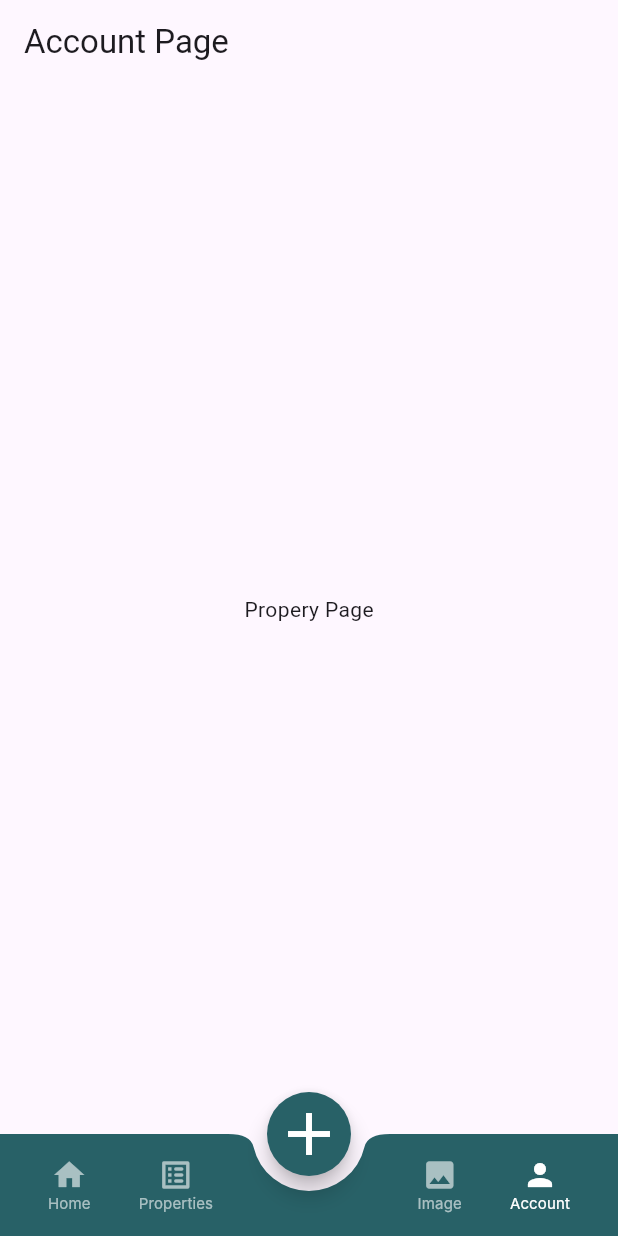
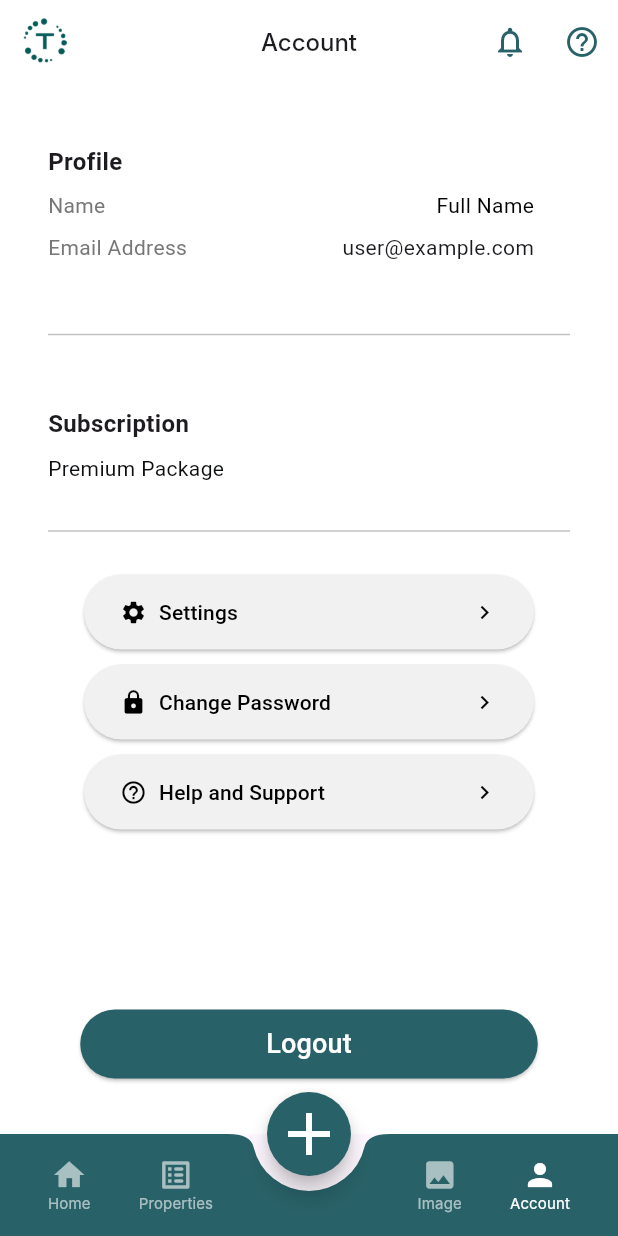
Before and after one commit to TaurgoUAT/taurgo-developement, a Flutter app: the screen it shows after launch, item 2 of the bottom bar chosen, after a tap on "Account", on a phone screen of 412 x 824 dp. Run offline on Flutter 3.47's test engine with Material 3 defaults, Android fonts, the light colour scheme and no system bars; Roboto replaces fonts that are missing (Inter).

Commit message:
Account Page is Implemented with Hard Coded Values

```diff
--- a/taurgo_developement/lib/costants/AppColors.dart
+++ b/taurgo_developement/lib/costants/AppColors.dart
@@ -5,8 +5,12 @@ const kPrimaryColor = Color(0xFF286167);
 const kButtonColour = Color(0xFFF19447);
 
 
+const kSecondaryButtonColor = Color(0xFFF1F1F1);
+
+const kSecondaryButtonTextColor = Color(0xFF000000);
 const kSecondaryTextColour = Color(0xff6C757D);
-const kPrimaryTextColour = Color(0xff4F4846);
+const kPrimaryTextColour = Color(0xff0E0F11);
+
 const kPrimaryLightColor = Color(0xFFddb892);
 const kSecondaryLightColor = Color(0xFFb08968);
 const iconColor = Color(0xFFF4ECE5);
--- a/taurgo_developement/lib/main.dart
+++ b/taurgo_developement/lib/main.dart
@@ -12,7 +12,7 @@ class MyApp extends StatelessWidget {
   @override
   Widget build(BuildContext context) {
     return MaterialApp(
-      title: 'Flutter Demo',
+      title: 'Taurgo',
       // home: const LandingPage(),
       home: const Homepage(),
     );
--- a/taurgo_developement/lib/pages/navpages/accountPage.dart
+++ b/taurgo_developement/lib/pages/navpages/accountPage.dart
@@ -1,5 +1,13 @@
+import 'package:flutter/material.dart';
+import 'package:taurgo_developement/pages/navpages/accountPageComponents/bottom_nav_bar.dart';
+import 'package:taurgo_developement/pages/navpages/accountPageComponents/change_password_button.dart';
+import 'package:taurgo_developement/pages/navpages/accountPageComponents/help_support_button.dart';
+import 'package:taurgo_developement/pages/navpages/accountPageComponents/profile_section.dart';
+import 'package:taurgo_developement/pages/navpages/accountPageComponents/setting_button.dart';
+import 'package:taurgo_developement/pages/navpages/accountPageComponents/susbcribtion_section.dart';
+import 'package:taurgo_developement/costants/AppColors.dart';
 
-import 'package:flutter/material.dart';
+
 
 class AccountPage extends StatefulWidget {
   const AccountPage({super.key});
@@ -12,9 +20,79 @@ class _AccountPageState extends State<AccountPage> {
   @override
   Widget build(BuildContext context) {
     return Scaffold(
-      appBar: AppBar(title: Text("Account Page"),),
-      body: Center(
-        child: Text("Propery Page"),
+      appBar: AppBar(
+        title: Text('Account', style: TextStyle(
+          fontSize: 16,
+          fontWeight: FontWeight.w500,
+          fontFamily: "Inter",
+        ),),
+        centerTitle: true,
+        backgroundColor: bWhite,
+        leading: Padding(
+          padding: const EdgeInsets.all(8.0),
+          child: Image.asset(
+              'assets/logo/Taurgo Logo.png'), // Path to your company icon
+        ),
+        actions: [
+          IconButton(
+            icon: Icon(Icons.notifications_none,color: kPrimaryColor,),
+            onPressed: () {},
+          ),
+          IconButton(
+            icon: Icon(Icons.help_outline, color: kPrimaryColor,),
+            onPressed: () {},
+          ),
+        ],
+      ),
+      body: Container(
+        color: bWhite,
+        padding: const EdgeInsets.all(16.0),
+        child: Column(
+          crossAxisAlignment: CrossAxisAlignment.start,
+          children: [
+            Center(child: ProfileSection()),
+            SizedBox(height: 16),
+            Padding(
+              padding: const EdgeInsets.symmetric(horizontal: 16.0),
+              child: Divider(thickness: 1, color: Color(0xFFC2C2C2)),
+            ),
+            SizedBox(height: 16),
+            SubscriptionSection(),
+            Padding(
+              padding: const EdgeInsets.symmetric(horizontal: 16.0),
+              child: Divider(thickness: 1, color: Color(0xFFC2C2C2)),
+            ),
+            SizedBox(height: 16),
+            Center(child: SettingsButton()),
+            Center(child: ChangePasswordButton()),
+            Center(child: HelpSupportButton()),
+            Spacer(),
+            Center(
+              child: Padding(
+                padding: const EdgeInsets.symmetric(vertical: 20.0),
+                child: ElevatedButton(
+                  onPressed: () {},
+                  child: Padding(
+                    padding: const EdgeInsets.symmetric(
+                        horizontal: 100, vertical: 10),
+                    child: Text(
+                      'Logout',
+                      style: TextStyle(fontSize: 18),
+                    ),
+                  ),
+                  style: ElevatedButton.styleFrom(
+                    backgroundColor: kPrimaryColor,
+                    foregroundColor: bWhite, // Background color
+                    shape: RoundedRectangleBorder(
+                      borderRadius:
+                      BorderRadius.circular(50), // Button corner radius
+                    ),
+                  ),
+                ),
+              ),
+            ),
+          ],
+        ),
       ),
     );
   }
--- /dev/null
+++ b/taurgo_developement/lib/pages/navpages/accountPageComponents/bottom_nav_bar.dart
@@ -0,0 +1,45 @@
+import 'package:flutter/material.dart';
+
+class BottomNavBar extends StatelessWidget {
+  @override
+  Widget build(BuildContext context) {
+    return BottomNavigationBar(
+      type: BottomNavigationBarType
+          .shifting, // Use shifting type for custom styles
+      selectedItemColor: Colors.white, // Selected item color
+      unselectedItemColor:
+      Colors.white.withOpacity(0.6), // Unselected item color
+      backgroundColor: Color(0xFF286167), // Background color
+      currentIndex: 4, // Current index of the selected item
+
+      // Items in the bottom navigation bar
+      items: [
+        BottomNavigationBarItem(
+          icon: Icon(Icons.home),
+          label: 'Home',
+          backgroundColor: Color(0xFF286167), // Color of the item
+        ),
+        BottomNavigationBarItem(
+          icon: Icon(Icons.location_city),
+          label: 'Properties',
+          backgroundColor: Color(0xFF286167), // Color of the item
+        ),
+        BottomNavigationBarItem(
+          icon: Icon(Icons.add_circle, size: 50), // Size of the plus icon
+          label: '', // Empty label
+          backgroundColor: Color(0xFF286167), // Color of the item
+        ),
+        BottomNavigationBarItem(
+          icon: Icon(Icons.image),
+          label: 'Images',
+          backgroundColor: Color(0xFF286167), // Color of the item
+        ),
+        BottomNavigationBarItem(
+          icon: Icon(Icons.account_circle),
+          label: 'Account',
+          backgroundColor: Color(0xFF286167), // Color of the item
+        ),
+      ],
+    );
+  }
+}
--- /dev/null
+++ b/taurgo_developement/lib/pages/navpages/accountPageComponents/change_password_button.dart
@@ -0,0 +1,39 @@
+import 'package:flutter/material.dart';
+import 'package:taurgo_developement/costants/AppColors.dart';
+
+class ChangePasswordButton extends StatelessWidget {
+  @override
+  Widget build(BuildContext context) {
+    return Padding(
+      padding: const EdgeInsets.symmetric(vertical: 5.0),
+      child: Container(
+        height: 50,
+        width: 300,
+        child: ElevatedButton(
+          onPressed: () {},
+          style: ElevatedButton.styleFrom(
+            backgroundColor: kSecondaryButtonColor,
+            foregroundColor: kSecondaryButtonTextColor,
+            shape: RoundedRectangleBorder(
+              borderRadius: BorderRadius.circular(50),
+            ),
+          ),
+          child: Row(
+            mainAxisAlignment: MainAxisAlignment.spaceBetween,
+            children: [
+              Row(
+                children: [
+                  Icon(Icons.lock, color: Colors.black),
+                  SizedBox(width: 8),
+                  Text('Change Password',
+                      style: TextStyle(fontSize: 14, color: Colors.black)),
+                ],
+              ),
+              Icon(Icons.chevron_right, color: Colors.black),
+            ],
+          ),
+        ),
+      ),
+    );
+  }
+}
--- /dev/null
+++ b/taurgo_developement/lib/pages/navpages/accountPageComponents/help_support_button.dart
@@ -0,0 +1,39 @@
+import 'package:flutter/material.dart';
+import 'package:taurgo_developement/costants/AppColors.dart';
+
+class HelpSupportButton extends StatelessWidget {
+  @override
+  Widget build(BuildContext context) {
+    return Padding(
+      padding: const EdgeInsets.symmetric(vertical: 5.0),
+      child: Container(
+        height: 50,
+        width: 300,
+        child: ElevatedButton(
+          onPressed: () {},
+          style: ElevatedButton.styleFrom(
+            backgroundColor: kSecondaryButtonColor,
+            foregroundColor: kSecondaryButtonTextColor,
+            shape: RoundedRectangleBorder(
+              borderRadius: BorderRadius.circular(50),
+            ),
+          ),
+          child: Row(
+            mainAxisAlignment: MainAxisAlignment.spaceBetween,
+            children: [
+              Row(
+                children: [
+                  Icon(Icons.help_outline, color: Colors.black),
+                  SizedBox(width: 8),
+                  Text('Help and Support',
+                      style: TextStyle(fontSize: 14, color: Colors.black)),
+                ],
+              ),
+              Icon(Icons.chevron_right, color: Colors.black),
+            ],
+          ),
+        ),
+      ),
+    );
+  }
+}
--- /dev/null
+++ b/taurgo_developement/lib/pages/navpages/accountPageComponents/profile_section.dart
@@ -0,0 +1,39 @@
+import 'package:flutter/material.dart';
+import 'package:taurgo_developement/costants/AppColors.dart';
+
+class ProfileSection extends StatelessWidget {
+  @override
+  Widget build(BuildContext context) {
+    return Padding(
+      padding: const EdgeInsets.fromLTRB(16.0, 24.0, 40.0, 24.0),
+      child: Column(
+        crossAxisAlignment: CrossAxisAlignment.start,
+        children: [
+          Text(
+            'Profile',
+            style: TextStyle(fontSize: 16, fontWeight: FontWeight.bold),
+          ),
+          SizedBox(height: 8),
+          Row(
+            mainAxisAlignment: MainAxisAlignment.spaceBetween,
+            children: [
+              Text('Name',
+                  style: TextStyle(fontSize: 14, color: Color(0xFF777777))),
+              Text('Full Name',
+                  style: TextStyle(fontSize: 14, color: Colors.black)),
+            ],
+          ),
+          SizedBox(height: 8),
+          Row(
+            mainAxisAlignment: MainAxisAlignment.spaceBetween,
+            children: [
+              Text('Email Address',
+                  style: TextStyle(fontSize: 14, color: Color(0xFF777777))),
+              Text('user@example.com', style: TextStyle(fontSize: 14)),
+            ],
+          ),
+        ],
+      ),
+    );
+  }
+}
--- /dev/null
+++ b/taurgo_developement/lib/pages/navpages/accountPageComponents/setting_button.dart
@@ -0,0 +1,40 @@
+import 'package:flutter/material.dart';
+import 'package:taurgo_developement/costants/AppColors.dart';
+
+class SettingsButton extends StatelessWidget {
+  @override
+  Widget build(BuildContext context) {
+    return Padding(
+      padding: const EdgeInsets.symmetric(vertical: 5.0),
+
+      child: Container(
+        height: 50,
+        width: 300,
+        child: ElevatedButton(
+          onPressed: () {},
+          style: ElevatedButton.styleFrom(
+            backgroundColor: kSecondaryButtonColor,
+            foregroundColor: kSecondaryButtonTextColor,
+            shape: RoundedRectangleBorder(
+              borderRadius: BorderRadius.circular(50),
+            ),
+          ),
+          child: Row(
+            mainAxisAlignment: MainAxisAlignment.spaceBetween,
+            children: [
+              Row(
+                children: [
+                  Icon(Icons.settings, color: Colors.black),
+                  SizedBox(width: 8),
+                  Text('Settings',
+                      style: TextStyle(fontSize: 14, color: Colors.black)),
+                ],
+              ),
+              Icon(Icons.chevron_right, color: Colors.black),
+            ],
+          ),
+        ),
+      ),
+    );
+  }
+}
--- /dev/null
+++ b/taurgo_developement/lib/pages/navpages/accountPageComponents/susbcribtion_section.dart
@@ -0,0 +1,24 @@
+import 'package:flutter/material.dart';
+import 'package:taurgo_developement/costants/AppColors.dart';
+
+class SubscriptionSection extends StatelessWidget {
+  @override
+  Widget build(BuildContext context) {
+    return Padding(
+      padding: const EdgeInsets.fromLTRB(
+          16.0, 24.0, 16.0, 24.0), // Same padding as ProfileSection
+      child: Column(
+        crossAxisAlignment: CrossAxisAlignment.start,
+        children: [
+          Text(
+            'Subscription',
+            style: TextStyle(fontSize: 16, fontWeight: FontWeight.bold),
+          ),
+          SizedBox(height: 8),
+          Text('Premium Package',
+              style: TextStyle(fontSize: 14, color: Color(0xFF0E0F11))),
+        ],
+      ),
+    );
+  }
+}
```
